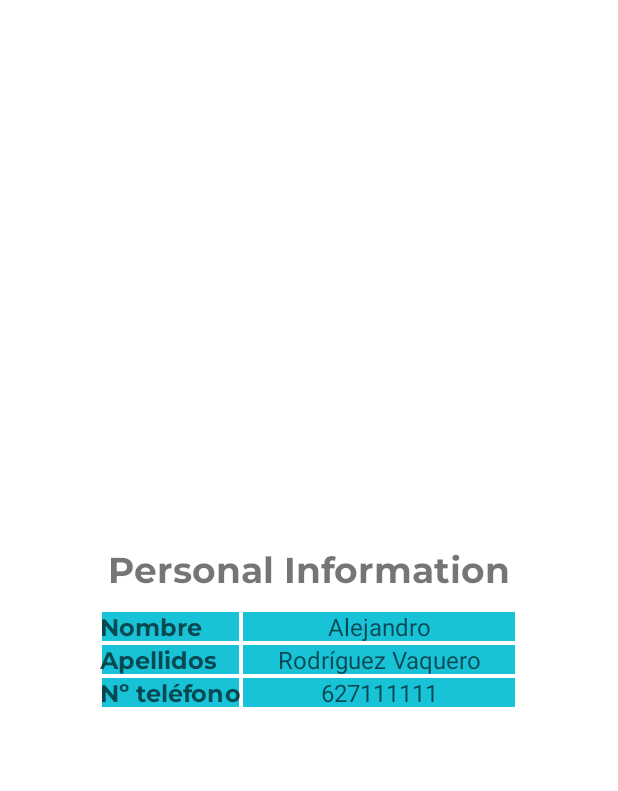
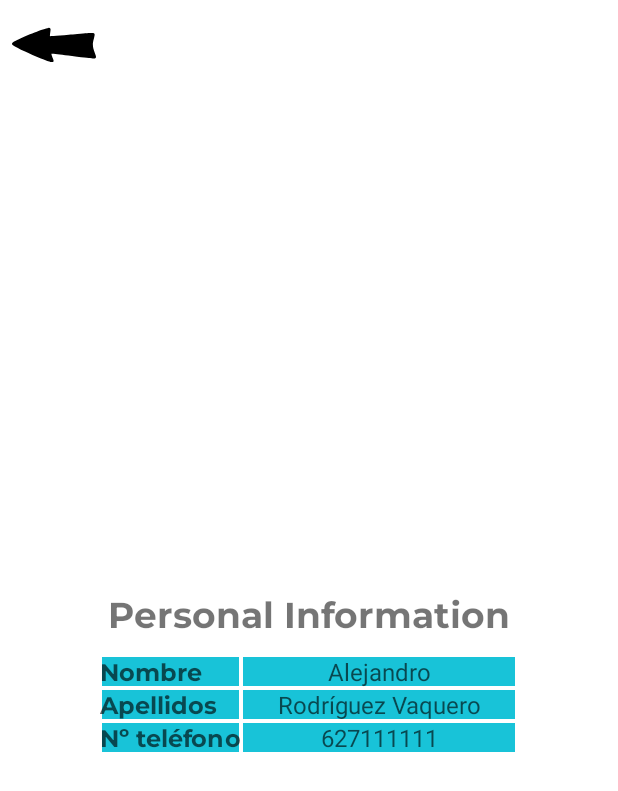
Before and after one commit to dfr99/SwimChrono, an Android app: the ProfileInfoActivity screen opened directly, with no data from a screen before it, on a phone screen of 412 x 824 dp. Shown: the top 791 px of the screen. Run offline under Robolectric (Android 15) with nearby library versions, the light colour scheme and no system bars.

Commit message:
feature/GH-XX botones de salida. Toca hacer que el botón se vea como presionado #41

```diff
--- a/app/SwimChrono/app/src/main/java/es/udc/apm/swimchrono/ui/profile/ProfileInfoActivity.kt
+++ b/app/SwimChrono/app/src/main/java/es/udc/apm/swimchrono/ui/profile/ProfileInfoActivity.kt
@@ -2,11 +2,20 @@
 
 import androidx.appcompat.app.AppCompatActivity
 import android.os.Bundle
+import android.widget.ImageView
+import android.widget.Toast
 import es.udc.apm.swimchrono.R
 
 class ProfileInfoActivity : AppCompatActivity() {
     override fun onCreate(savedInstanceState: Bundle?) {
         super.onCreate(savedInstanceState)
         setContentView(R.layout.activity_profile_info)
+
+        val buttonExit = findViewById<ImageView>(R.id.ivBackButton)
+
+        buttonExit.setOnClickListener {
+            Toast.makeText(this, "SALIR", Toast.LENGTH_SHORT).show()
+            finish()
+        }
     }
 }
--- /dev/null
+++ b/app/SwimChrono/app/src/main/res/drawable/flecha_salida.xml
@@ -0,0 +1,10 @@
+<vector xmlns:android="http://schemas.android.com/apk/res/android"
+    android:width="1280dp"
+    android:height="640dp"
+    android:viewportWidth="1280"
+    android:viewportHeight="640">
+  <path
+      android:pathData="M553.5,59.1c-64.3,8.5 -333.7,113.1 -475,184.4 -60.8,30.7 -78.5,44.3 -78.5,60.2 0,4.5 4.7,12.8 9.8,17.4 2.6,2.3 9.7,7.5 15.7,11.5 54.6,36.1 249.2,126.1 414.5,191.9 93.4,37.1 146.7,54.9 169,56.2 8.4,0.5 10,0.3 14,-1.6 5.5,-2.7 8.6,-6.4 10.2,-12.5 1.8,-6.9 0.1,-14.3 -8.2,-36.1 -12.6,-33.2 -19,-51.4 -22,-63.2 -1.7,-6.3 -3,-12 -3,-12.7 0,-0.9 1.4,-1.2 4.8,-1 75.4,5.7 151.6,14 310.2,34 225.4,28.4 270.6,33.6 316.2,36.5 19.7,1.2 30.9,0.5 36.7,-2.5 4.7,-2.5 9.1,-7.8 10.6,-13 3.5,-11.7 1.2,-21.1 -16.5,-67.6 -22.1,-58.2 -29.4,-88.9 -29.3,-124.5 0.1,-30.8 3,-47.8 19.2,-110.6 8.5,-33.1 9.4,-45.5 4.3,-55.5 -2.6,-5.1 -5.6,-7.8 -11.7,-10.6 -4.9,-2.2 -5.8,-2.3 -32.5,-2.2 -36.9,0.1 -74.2,2.9 -217,16 -38.8,3.5 -97,8.9 -129.5,11.9 -99.1,9.1 -180,15.6 -230,18.5 -31.4,1.8 -56.7,2.6 -57.2,1.6 -1.5,-2.3 1.3,-33.4 5.9,-66.1 3.8,-26.8 4.3,-43.2 1.4,-48.5 -5.6,-10.6 -15.1,-14.1 -32.1,-11.9z"
+      android:fillColor="#000000"
+      android:strokeColor="#00000000"/>
+</vector>
--- a/app/SwimChrono/app/src/main/res/layout/activity_profile_info.xml
+++ b/app/SwimChrono/app/src/main/res/layout/activity_profile_info.xml
@@ -5,9 +5,24 @@
     xmlns:tools="http://schemas.android.com/tools"
     android:layout_width="match_parent"
     android:layout_height="match_parent"
-    android:gravity="center"
     android:orientation="vertical"
     tools:context=".ui.profile.ProfileInfoActivity">
+
+    <ImageView
+        android:id="@+id/ivBackButton"
+        android:layout_width="72dp"
+        android:layout_height="60dp"
+        android:contentDescription="DESCRIPCION ACCESIBILIDAD"
+        android:clickable="true"
+        android:focusable="true"
+        android:padding="8dp"
+        android:src="@drawable/flecha_salida" />
+
+    <LinearLayout
+        android:layout_width="match_parent"
+        android:layout_height="match_parent"
+        android:gravity="center"
+        android:orientation="vertical">
 
 
         <TextView
@@ -106,4 +121,7 @@
             </TableRow>
 
         </TableLayout>
+
     </LinearLayout>
+
+</LinearLayout>
```
Also changed, not shown: app/SwimChrono/app/src/main/java/es/udc/apm/swimchrono/ui/profile/ProfileMyQRActivity.kt (+9 -0 lines), app/SwimChrono/app/src/main/java/es/udc/apm/swimchrono/ui/profile/ProfileNotificationsActivity.kt (+9 -0 lines), app/SwimChrono/app/src/main/java/es/udc/apm/swimchrono/ui/profile/ProfileSettingsActivity.kt (+14 -0 lines), app/SwimChrono/app/src/main/res/layout/activity_profile_my_qractivity.xml (+18 -1 lines), app/SwimChrono/app/src/main/res/layout/activity_profile_notifications.xml (+19 -1 lines), app/SwimChrono/app/src/main/res/layout/activity_profile_settings.xml (+20 -1 lines). Lines whose indentation alone changed are shown as unchanged.
